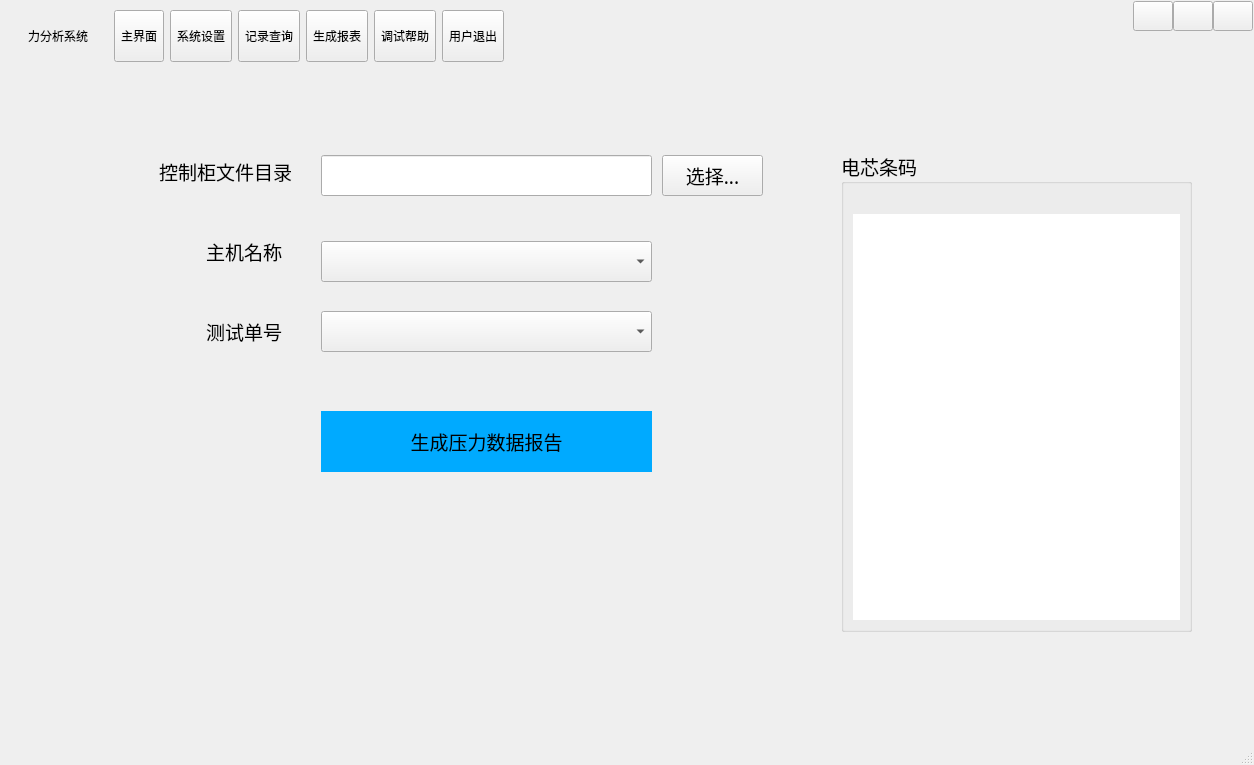
First picture: the form in MainWnd.ui, repository byteman/bullet, before the edit.
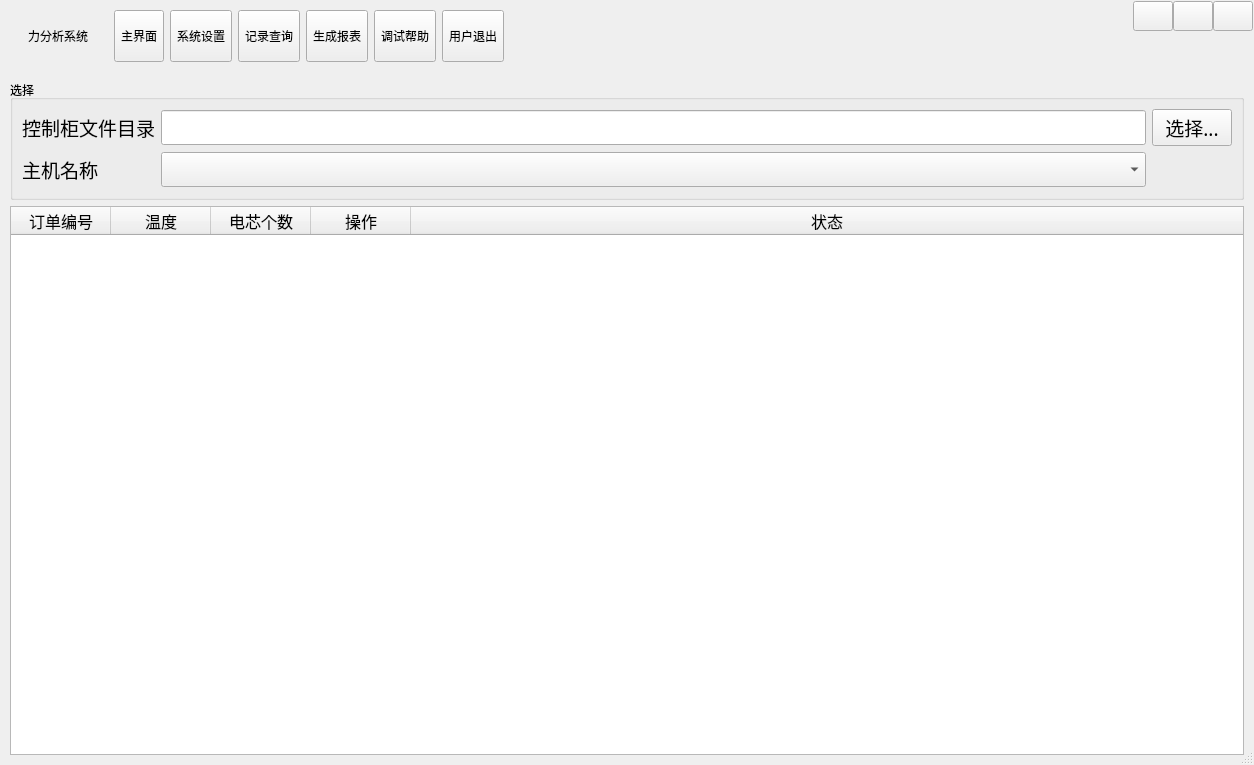
Second picture: the form after the edit. The open tabs and pages were chosen to show the change. Icons and pictures are not drawn. Custom widgets are drawn as their Qt base class.

Commit message: 支持多个订单同时异步导出

```diff
--- a/MainWnd.ui
+++ b/MainWnd.ui
@@ -1470,208 +1470,167 @@
       </layout>
      </widget>
      <widget class="QWidget" name="page">
-      <widget class="QLabel" name="label_10">
-       <property name="geometry">
-        <rect>
-         <x>150</x>
-         <y>160</y>
-         <width>131</width>
-         <height>41</height>
-        </rect>
-       </property>
-       <property name="font">
-        <font>
-         <family>微软雅黑</family>
-         <pointsize>14</pointsize>
-        </font>
-       </property>
-       <property name="text">
-        <string>主机名称</string>
-       </property>
-       <property name="alignment">
-        <set>Qt::AlignRight|Qt::AlignTrailing|Qt::AlignVCenter</set>
-       </property>
-      </widget>
-      <widget class="QComboBox" name="cbxHost">
-       <property name="geometry">
-        <rect>
-         <x>320</x>
-         <y>170</y>
-         <width>331</width>
-         <height>41</height>
-        </rect>
-       </property>
-       <property name="font">
-        <font>
-         <family>微软雅黑</family>
-         <pointsize>14</pointsize>
-        </font>
-       </property>
-      </widget>
-      <widget class="QComboBox" name="cbxTestNo">
-       <property name="geometry">
-        <rect>
-         <x>320</x>
-         <y>240</y>
-         <width>331</width>
-         <height>41</height>
-        </rect>
-       </property>
-       <property name="font">
-        <font>
-         <family>微软雅黑</family>
-         <pointsize>14</pointsize>
-        </font>
-       </property>
-      </widget>
-      <widget class="QLabel" name="label_11">
-       <property name="geometry">
-        <rect>
-         <x>100</x>
-         <y>240</y>
-         <width>181</width>
-         <height>41</height>
-        </rect>
-       </property>
-       <property name="font">
-        <font>
-         <family>微软雅黑</family>
-         <pointsize>14</pointsize>
-        </font>
-       </property>
-       <property name="text">
-        <string>测试单号</string>
-       </property>
-       <property name="alignment">
-        <set>Qt::AlignRight|Qt::AlignTrailing|Qt::AlignVCenter</set>
-       </property>
-      </widget>
-      <widget class="QGroupBox" name="groupBox_2">
-       <property name="geometry">
-        <rect>
-         <x>840</x>
-         <y>80</y>
-         <width>351</width>
-         <height>481</height>
-        </rect>
-       </property>
-       <property name="font">
-        <font>
-         <family>微软雅黑</family>
-         <pointsize>14</pointsize>
-        </font>
-       </property>
-       <property name="title">
-        <string>电芯条码</string>
-       </property>
-       <layout class="QVBoxLayout" name="verticalLayout_10">
-        <property name="topMargin">
-         <number>30</number>
-        </property>
-        <item>
-         <widget class="QListWidget" name="listFiles">
-          <property name="frameShape">
-           <enum>QFrame::NoFrame</enum>
-          </property>
-         </widget>
-        </item>
-       </layout>
-      </widget>
-      <widget class="QPushButton" name="btnExecReport">
-       <property name="geometry">
-        <rect>
-         <x>320</x>
-         <y>340</y>
-         <width>331</width>
-         <height>61</height>
-        </rect>
-       </property>
-       <property name="font">
-        <font>
-         <family>微软雅黑</family>
-         <pointsize>14</pointsize>
-        </font>
-       </property>
-       <property name="styleSheet">
-        <string notr="true">QPushButton{
-
-border-raidus:0px;
-border-color: qlineargradient(spread:pad, x1:0, y1:0, x2:1, y2:0, stop:0 rgba(0, 0, 0, 255), stop:1 rgba(255, 255, 255, 255));
-background-color: rgb(0, 170, 255);
-border-width:1px;
-border-style:sold;
-}
-
-QPushButton:hove{
-border-raidus:0px;
-border-style:solid;
-border-width:0px 0px 2px 0px;
-padding:4px 4px 2px 4px;
-border-color:#00BB9E;
-background:qlineargradient(spread:pad,x1:0,y1:0,x2:0,y2:1,stop:0 #646464,stop:1 #525252);
-}</string>
-       </property>
-       <property name="text">
-        <string>生成压力数据报告</string>
-       </property>
-      </widget>
-      <widget class="QLabel" name="label_13">
-       <property name="geometry">
-        <rect>
-         <x>50</x>
-         <y>80</y>
-         <width>241</width>
-         <height>41</height>
-        </rect>
-       </property>
-       <property name="font">
-        <font>
-         <family>微软雅黑</family>
-         <pointsize>14</pointsize>
-        </font>
-       </property>
-       <property name="text">
-        <string>控制柜文件目录</string>
-       </property>
-       <property name="alignment">
-        <set>Qt::AlignRight|Qt::AlignTrailing|Qt::AlignVCenter</set>
-       </property>
-      </widget>
-      <widget class="QLineEdit" name="edtDataDir">
-       <property name="geometry">
-        <rect>
-         <x>320</x>
-         <y>84</y>
-         <width>331</width>
-         <height>41</height>
-        </rect>
-       </property>
-       <property name="font">
-        <font>
-         <family>微软雅黑</family>
-         <pointsize>14</pointsize>
-        </font>
-       </property>
-      </widget>
-      <widget class="QPushButton" name="btnSelFile">
-       <property name="geometry">
-        <rect>
-         <x>661</x>
-         <y>84</y>
-         <width>101</width>
-         <height>41</height>
-        </rect>
-       </property>
-       <property name="font">
-        <font>
-         <family>微软雅黑</family>
-         <pointsize>14</pointsize>
-        </font>
-       </property>
-       <property name="text">
-        <string>选择...</string>
-       </property>
-      </widget>
+      <layout class="QHBoxLayout" name="horizontalLayout_10">
+       <item>
+        <layout class="QVBoxLayout" name="verticalLayout_11">
+         <item>
+          <widget class="QGroupBox" name="groupBox_3">
+           <property name="minimumSize">
+            <size>
+             <width>0</width>
+             <height>120</height>
+            </size>
+           </property>
+           <property name="title">
+            <string>选择</string>
+           </property>
+           <layout class="QGridLayout" name="gridLayout_4">
+            <item row="0" column="0" colspan="2">
+             <widget class="QLabel" name="label_13">
+              <property name="font">
+               <font>
+                <family>微软雅黑</family>
+                <pointsize>14</pointsize>
+               </font>
+              </property>
+              <property name="text">
+               <string>控制柜文件目录</string>
+              </property>
+              <property name="alignment">
+               <set>Qt::AlignRight|Qt::AlignTrailing|Qt::AlignVCenter</set>
+              </property>
+             </widget>
+            </item>
+            <item row="0" column="2">
+             <widget class="QLineEdit" name="edtDataDir">
+              <property name="font">
+               <font>
+                <family>微软雅黑</family>
+                <pointsize>14</pointsize>
+               </font>
+              </property>
+             </widget>
+            </item>
+            <item row="0" column="3">
+             <widget class="QPushButton" name="btnSelFile">
+              <property name="font">
+               <font>
+                <family>微软雅黑</family>
+                <pointsize>14</pointsize>
+               </font>
+              </property>
+              <property name="text">
+               <string>选择...</string>
+              </property>
+             </widget>
+            </item>
+            <item row="1" column="0">
+             <widget class="QLabel" name="label_10">
+              <property name="font">
+               <font>
+                <family>微软雅黑</family>
+                <pointsize>14</pointsize>
+               </font>
+              </property>
+              <property name="text">
+               <string>主机名称</string>
+              </property>
+              <property name="alignment">
+               <set>Qt::AlignRight|Qt::AlignTrailing|Qt::AlignVCenter</set>
+              </property>
+             </widget>
+            </item>
+            <item row="1" column="2">
+             <widget class="QComboBox" name="cbxHost">
+              <property name="font">
+               <font>
+                <family>微软雅黑</family>
+                <pointsize>14</pointsize>
+               </font>
+              </property>
+             </widget>
+            </item>
+           </layout>
+          </widget>
+         </item>
+         <item>
+          <widget class="QTreeWidget" name="orderList">
+           <property name="styleSheet">
+            <string notr="true"/>
+           </property>
+           <column>
+            <property name="text">
+             <string>订单编号</string>
+            </property>
+            <property name="font">
+             <font>
+              <pointsize>12</pointsize>
+             </font>
+            </property>
+            <property name="textAlignment">
+             <set>AlignCenter</set>
+            </property>
+           </column>
+           <column>
+            <property name="text">
+             <string>温度</string>
+            </property>
+            <property name="font">
+             <font>
+              <pointsize>12</pointsize>
+             </font>
+            </property>
+            <property name="textAlignment">
+             <set>AlignCenter</set>
+            </property>
+           </column>
+           <column>
+            <property name="text">
+             <string>电芯个数</string>
+            </property>
+            <property name="font">
+             <font>
+              <pointsize>12</pointsize>
+             </font>
+            </property>
+            <property name="textAlignment">
+             <set>AlignCenter</set>
+            </property>
+           </column>
+           <column>
+            <property name="text">
+             <string>操作</string>
+            </property>
+            <property name="font">
+             <font>
+              <pointsize>12</pointsize>
+             </font>
+            </property>
+            <property name="textAlignment">
+             <set>AlignCenter</set>
+            </property>
+           </column>
+           <column>
+            <property name="text">
+             <string>状态</string>
+            </property>
+            <property name="font">
+             <font>
+              <pointsize>12</pointsize>
+             </font>
+            </property>
+            <property name="textAlignment">
+             <set>AlignCenter</set>
+            </property>
+           </column>
+          </widget>
+         </item>
+        </layout>
+       </item>
+       <item>
+        <layout class="QVBoxLayout" name="verticalLayout_12"/>
+       </item>
+      </layout>
      </widget>
      <widget class="QWidget" name="page4">
       <layout class="QVBoxLayout" name="verticalLayout_2">
```
Left out of the diff: 8 changed lines with no effect on the pictures. The commit also changes 5 other files.
